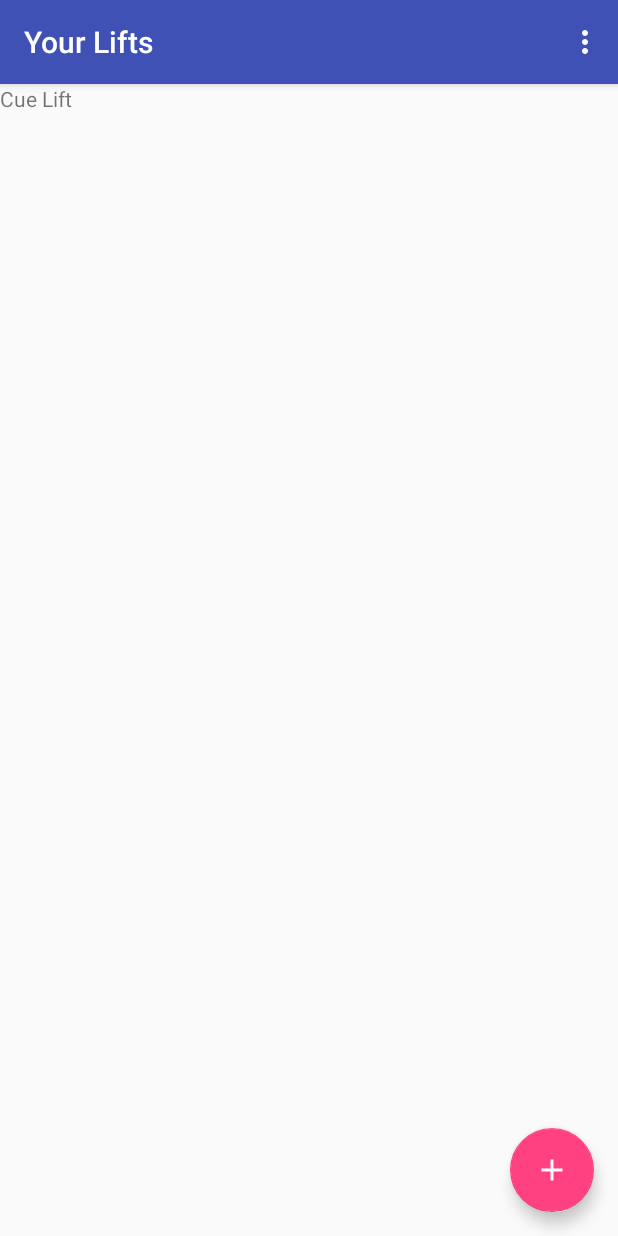
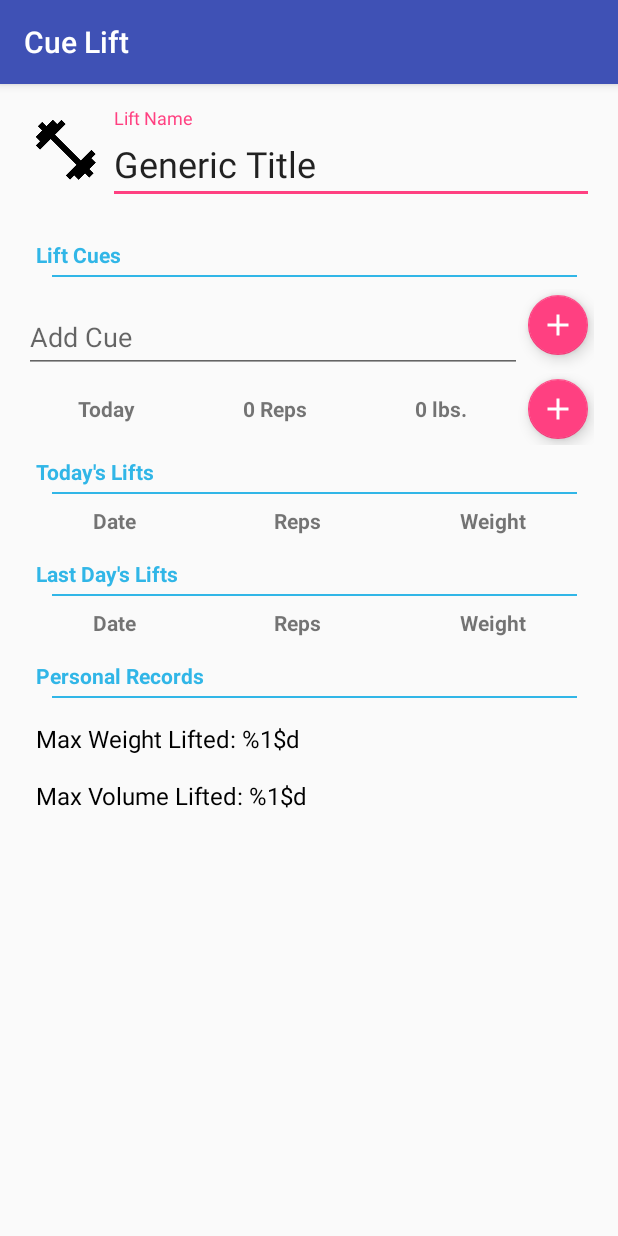
Before and after one commit to SinOverCos/CueLift, an Android app: the screen it shows after launch (LiftListActivity before the commit, LiftPagerActivity after it), after a tap on an icon or button, on a phone screen of 412 x 824 dp. Run offline under Robolectric (Android 15) with nearby library versions, the phone set to English and light mode, and no system bars.

Commit message:
can launch lift fragment, working on adding new lift with ui

```diff
--- a/app/src/main/java/me/tanwang/cuelift/Lift.java
+++ b/app/src/main/java/me/tanwang/cuelift/Lift.java
@@ -4,9 +4,9 @@ import java.io.Serializable;
 
 public class Lift implements Serializable {
 
+    public static final String EXTRA_LIFT = "com.tanwang.cuelift.lift";
+
     private static final String TAG = "Lift";
-
-    public static final String LIFT_SERIALIZABLE_KEY = "me.tanwang.cuelift.lift";
 
     private long id;
     private String displayName;
--- a/app/src/main/java/me/tanwang/cuelift/LiftFragment.java
+++ b/app/src/main/java/me/tanwang/cuelift/LiftFragment.java
@@ -13,7 +13,6 @@ import android.view.ViewGroup;
 public class LiftFragment extends Fragment {
 
     private static final String TAG = "LiftFragment";
-    public static final String EXTRA_LIFT_ID = "me.tanwang.cuelift.extra_lift_id";
 
     private LiftFragmentCallbacks callbacks;
 
@@ -26,7 +25,7 @@ public class LiftFragment extends Fragment {
 
     public static LiftFragment newInstance(Lift lift) {
         Bundle args = new Bundle();
-        args.putSerializable(Lift.LIFT_SERIALIZABLE_KEY, lift);
+        args.putSerializable(Lift.EXTRA_LIFT, lift);
         LiftFragment liftFragment = new LiftFragment();
         liftFragment.setArguments(args);
         return liftFragment;
@@ -57,8 +56,7 @@ public class LiftFragment extends Fragment {
 
         setHasOptionsMenu(true);
 
-        long liftId = getArguments().getLong(EXTRA_LIFT_ID);
-        lift = LiftManager.get(getActivity()).getLift(liftId);
+        lift = (Lift) getArguments().getSerializable(Lift.EXTRA_LIFT);
     }
 
     @Override
--- a/app/src/main/java/me/tanwang/cuelift/LiftListActivity.java
+++ b/app/src/main/java/me/tanwang/cuelift/LiftListActivity.java
@@ -1,5 +1,7 @@
 package me.tanwang.cuelift;
 
+import android.app.ListFragment;
+import android.content.Intent;
 import android.os.Bundle;
 import android.support.design.widget.FloatingActionButton;
 import android.support.v7.app.AppCompatActivity;
@@ -28,14 +30,27 @@ public class LiftListActivity extends AppCompatActivity implements LiftListFragm
         fab.setOnClickListener(new View.OnClickListener() {
             @Override
             public void onClick(View view) {
-                Toast.makeText(getApplicationContext(), "This will bring up a pager with a fragment for the new lift", Toast.LENGTH_SHORT).show();
+                Toast.makeText(getApplicationContext(), "This brings up a pager with a fragment for the new lift", Toast.LENGTH_SHORT).show();
+                Lift newLift = new Lift();
+                LiftManager.get(LiftListActivity.this).insertLift(newLift);
+                refreshList();
+                Intent intent = new Intent(LiftListActivity.this, LiftPagerActivity.class);
+                intent.putExtra(Lift.EXTRA_LIFT, newLift);
+                startActivity(intent);
             }
         });
     }
 
     @Override
     public void onLiftSelected(Lift lift) {
-        Log.e(TAG, "Oh shit I haven't implemented this yet");
+        Intent intent = new Intent(this, LiftPagerActivity.class);
+        intent.putExtra(Lift.EXTRA_LIFT, lift);
+        startActivity(intent);
+    }
+
+    private void refreshList() {
+        LiftListFragment listFragment =  (LiftListFragment) getFragmentManager().findFragmentById(R.id.lift_list_lift_fragment);
+        listFragment.getLoaderManager().restartLoader(LiftListFragment.ID_LOAD_LIFTS, null, listFragment);
     }
 
     @Override
--- a/app/src/main/java/me/tanwang/cuelift/LiftListFragment.java
+++ b/app/src/main/java/me/tanwang/cuelift/LiftListFragment.java
@@ -13,6 +13,7 @@ import android.view.LayoutInflater;
 import android.view.View;
 import android.view.ViewGroup;
 import android.widget.CursorAdapter;
+import android.widget.ListView;
 import android.widget.TextView;
 
 public class LiftListFragment extends ListFragment implements LoaderManager.LoaderCallbacks<Cursor> {
@@ -23,6 +24,7 @@ public class LiftListFragment extends ListFragment implements LoaderManager.Load
 
     private LiftLiftFragmentCallbacks callbacks;
     private LiftManager liftManager;
+    private LiftDatabaseHelper.LiftCursor liftCursor;
 
     // Required for hosting activities
     public interface LiftLiftFragmentCallbacks {
@@ -92,8 +94,15 @@ public class LiftListFragment extends ListFragment implements LoaderManager.Load
 
         getLoaderManager().restartLoader(ID_LOAD_LIFTS, null, this);
         //*/
+        return view;
+    }
 
-        return view;
+    @Override
+    public void onListItemClick(ListView listView, View view, int position, long id) {
+        // id is given by cursor adapter since table in db has "_id" column
+        Log.i(TAG, "Lift at position " + position + " selected with id = " + id);
+        liftCursor.moveToPosition(position);
+        callbacks.onLiftSelected(liftCursor.getLift());
     }
 
     @Override
@@ -108,7 +117,9 @@ public class LiftListFragment extends ListFragment implements LoaderManager.Load
 
     @Override
     public void onLoadFinished(Loader<Cursor> loader, Cursor cursor) {
-        LiftCursorAdapter adapter = new LiftCursorAdapter(getActivity(), (LiftDatabaseHelper.LiftCursor) cursor);
+        if (liftCursor != null) liftCursor.close();
+        liftCursor = (LiftDatabaseHelper.LiftCursor) cursor;
+        LiftCursorAdapter adapter = new LiftCursorAdapter(getActivity(), liftCursor);
         setListAdapter(adapter);
     }
 
@@ -130,7 +141,7 @@ public class LiftListFragment extends ListFragment implements LoaderManager.Load
     }
     */
 
-    private class LiftCursorAdapter extends CursorAdapter {
+    protected class LiftCursorAdapter extends CursorAdapter {
         private LiftDatabaseHelper.LiftCursor liftCursor;
 
         public LiftCursorAdapter(Context context, LiftDatabaseHelper.LiftCursor liftCursor) {
--- a/app/src/main/java/me/tanwang/cuelift/LiftPagerActivity.java
+++ b/app/src/main/java/me/tanwang/cuelift/LiftPagerActivity.java
@@ -16,21 +16,21 @@ public class LiftPagerActivity extends AppCompatActivity implements LiftFragment
     private ViewPager viewPager;
     private LiftDatabaseHelper.LiftCursor liftCursor;
 
-    private static final int ID_LOAD_LIFTS = 0;
     private static final String TAG = "LiftPagerActivity";
 
     public void onLiftUpdated(Lift lift) {
-        getLoaderManager().restartLoader(ID_LOAD_LIFTS, null, this);
+        getLoaderManager().restartLoader(LiftListFragment.ID_LOAD_LIFTS, null, this);
     }
 
     @Override
     protected void onCreate(Bundle savedInstanceState) {
         super.onCreate(savedInstanceState);
+        getLoaderManager().initLoader(LiftListFragment.ID_LOAD_LIFTS, null, this);
     }
 
     @Override
     public Loader<Cursor> onCreateLoader(int id, Bundle args) {
-        if (id == ID_LOAD_LIFTS) {
+        if (id == LiftListFragment.ID_LOAD_LIFTS) {
             return new LiftListCursorLoader(this);
         } else {
             Log.e(TAG, "UNRECOGNIZED ID FOR LOAD REQUEST");
@@ -44,7 +44,6 @@ public class LiftPagerActivity extends AppCompatActivity implements LiftFragment
         viewPager = new ViewPager(this);
         viewPager.setId(R.id.viewPager);
         setContentView(viewPager);
-
 
         liftCursor = (LiftDatabaseHelper.LiftCursor) cursor;
 
@@ -84,6 +83,14 @@ public class LiftPagerActivity extends AppCompatActivity implements LiftFragment
                 }
             }
         });
+
+        Lift currentLift = (Lift) getIntent().getSerializableExtra(Lift.EXTRA_LIFT);
+        for (liftCursor.moveToFirst(); !liftCursor.isAfterLast(); liftCursor.moveToNext()) {
+            if (liftCursor.getLift().getId() == currentLift.getId()) {
+                viewPager.setCurrentItem(liftCursor.getPosition());
+                break;
+            }
+        }
     }
 
     @Override
--- a/app/src/main/res/layout/content_lift_list.xml
+++ b/app/src/main/res/layout/content_lift_list.xml
@@ -1,7 +1,7 @@
 <fragment xmlns:android="http://schemas.android.com/apk/res/android"
     xmlns:app="http://schemas.android.com/apk/res-auto"
     xmlns:tools="http://schemas.android.com/tools"
-    android:id="@+id/fragment"
+    android:id="@+id/lift_list_lift_fragment"
     android:name="me.tanwang.cuelift.LiftListFragment"
     android:layout_width="match_parent"
     android:layout_height="match_parent"
--- a/app/src/main/res/layout/fragment_lift.xml
+++ b/app/src/main/res/layout/fragment_lift.xml
@@ -37,21 +37,22 @@ Ideas:
                     android:id="@+id/lift_icon_image_button"
                     android:layout_width="@dimen/list_view_icon_side_len"
                     android:layout_height="@dimen/list_view_icon_side_len"
+                    android:background="#00000000"
                     android:src="@drawable/ic_fitness_center_black"
                     android:contentDescription="@string/lift_icon_description"/>
 
                 <android.support.design.widget.TextInputLayout
-                    android:layout_width="wrap_content"
-                    android:layout_height="wrap_content">
+                    android:layout_width="0dp"
+                    android:layout_height="wrap_content"
+                    android:layout_weight="1">
 
                     <android.support.design.widget.TextInputEditText
                         android:id="@+id/lift_name_edit_text"
-                        android:layout_width="wrap_content"
+                        android:layout_width="match_parent"
                         android:layout_height="wrap_content"
                         android:hint="@string/lift_name"
                         android:textSize="@dimen/lift_icon_title_size"
                         android:text="@string/generic_title"
-                        android:focusable="false"
                         android:singleLine="true"
                         android:ellipsize="start"
                         android:inputType="textCapCharacters" />
--- a/app/src/main/res/layout/list_item_lift.xml
+++ b/app/src/main/res/layout/list_item_lift.xml
@@ -1,5 +1,6 @@
 <?xml version="1.0" encoding="utf-8"?>
 <LinearLayout xmlns:android="http://schemas.android.com/apk/res/android"
+    android:descendantFocusability="blocksDescendants"
     android:layout_width="match_parent"
     android:layout_height="88dp"
     android:orientation="horizontal"
@@ -20,7 +21,9 @@
         android:layout_marginTop="@dimen/list_view_margin"
         android:layout_marginBottom="@dimen/list_view_margin"
         android:padding="0dp"
+        android:background="#00000000"
         android:src="@drawable/ic_fitness_center_black"/>
+    <!-- FOCUSABLE IS FALSE - NEED TO FIGURE OUT MUTLI SELECT -->
 
     <RelativeLayout
         android:layout_width="wrap_content"
```
Also changed, not shown: 1 other file.
